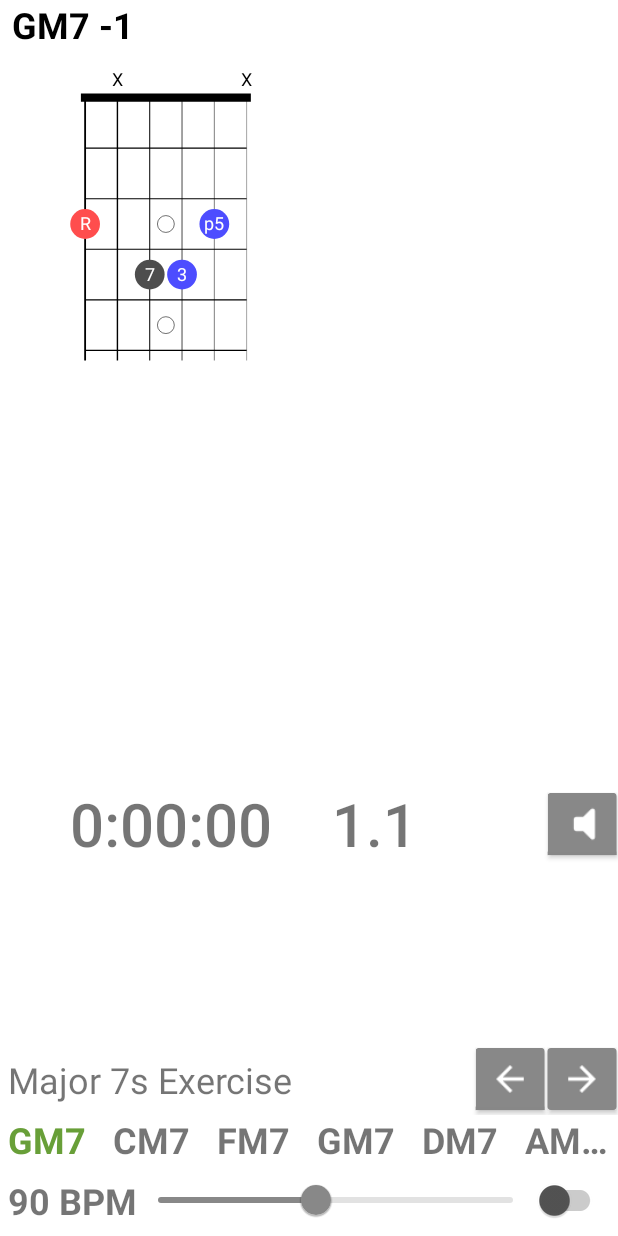
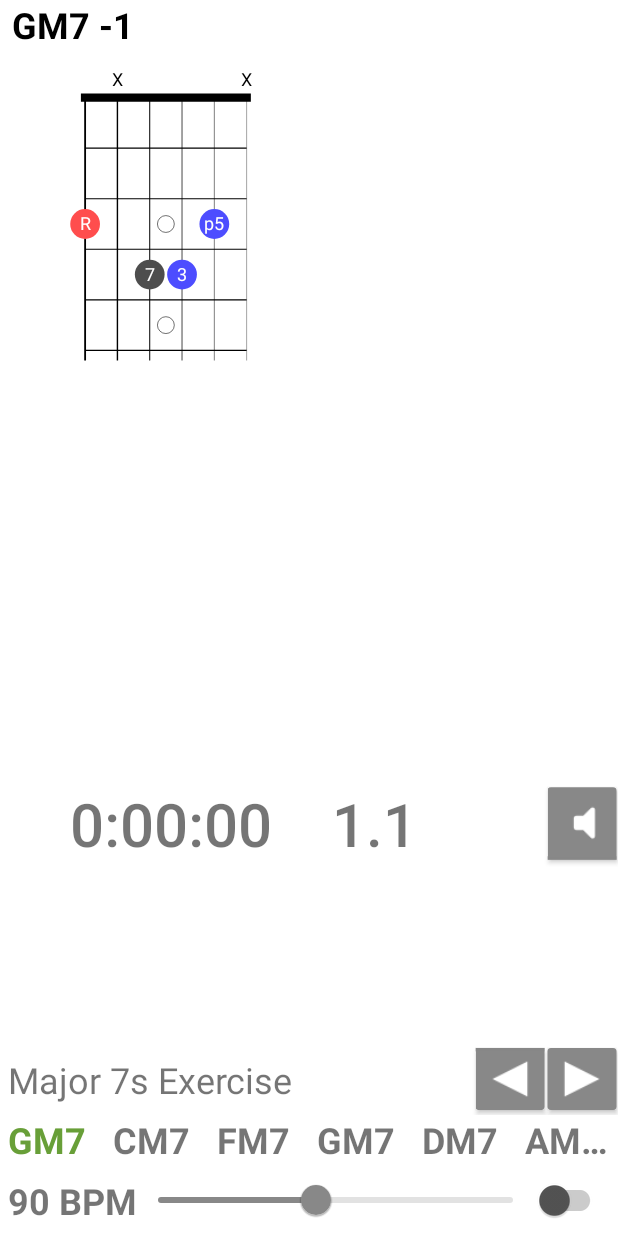
Before and after one commit to dimichelec/ChordTrainer-Android, an Android app: the screen it shows after launch (MainActivity), on a phone screen of 412 x 824 dp. Run offline under Robolectric (Android 15) with nearby library versions, the light colour scheme and no system bars.

Commit message:
crashing bug fixes

```diff
--- a/app/src/main/java/com/slappyapps/chordtrainer/ChordDiagram.kt
+++ b/app/src/main/java/com/slappyapps/chordtrainer/ChordDiagram.kt
@@ -10,9 +10,10 @@ import com.google.android.material.color.MaterialColors
 import kotlin.math.abs
 
 
-class ChordDiagram(private val context: Context, private val iView: ImageView, private val tvTitle: TextView) {
+class ChordDiagram(private val context: Context, private val iView: ImageView,
+                   private val tvTitle: TextView, chart: Int, chartIndex: Int) {
 
-    val chords = Chords()
+    val chords = Chords(chart, chartIndex)
 
     // find the scale of the diagram based on the width of the ImageView it is being drawn in
     private val scale = iView.width/330f
@@ -58,7 +59,6 @@ class ChordDiagram(private val context: Context, private val iView: ImageView, p
 
     private val Float.sp2px: Float
         get() = TypedValue.applyDimension(TypedValue.COMPLEX_UNIT_SP,this,context.resources.displayMetrics)
-
 
     fun changeColorMode() {
 
--- a/app/src/main/java/com/slappyapps/chordtrainer/Chords.kt
+++ b/app/src/main/java/com/slappyapps/chordtrainer/Chords.kt
@@ -2,7 +2,7 @@ package com.slappyapps.chordtrainer
 
 import kotlin.random.Random
 
-class Chords {
+class Chords(var chart: Int = 0, var chartIdx: Int = 0) {
 
    // the standard tuning 3 bass strings of a guitar
     private val bassTuning = arrayOf("E","A","D")
@@ -85,7 +85,7 @@ class Chords {
         )
     )
 
-    val chordProgressions = arrayOf(
+    private val chordProgressions = arrayOf(
         arrayOf("Major 7s Exercise",       "GM7-1","CM7-2","FM7-3","GM7-3","DM7-2","AM7-1"),
         arrayOf("Minor 7s Exercise",       "Gm7-1","Cm7-2","Fm7-3","Gm7-3","Dm7-2","Am7-1"),
         arrayOf("Dominant 7s Exercise",    "G7-1","C7-2","F7-3","G7-3","D7-2","A7-1"),
@@ -100,6 +100,26 @@ class Chords {
         arrayOf("Wild Horses",             "Bm","G","Am","C","D","F"),
         arrayOf("Test",                    "B11","Gm11","AM11","Em7")
     )
+
+    val chartName: String
+        get() = chordProgressions[chart][0]
+
+
+    fun prevChart() {
+        chart = if(chart == 0) chordProgressions.size-1 else chart-1
+    }
+
+    fun nextChart() {
+        chart = if(chart >= (chordProgressions.size-1)) 0 else chart+1
+    }
+
+    fun prevChord() {
+        chartIdx = if(chartIdx == 1) chordProgressions[chart].size-1 else chartIdx-1
+    }
+
+    fun nextChord() {
+        chartIdx = if(chartIdx >= (chordProgressions[chart].size-1)) 1 else chartIdx+1
+    }
 
     // given the root note and chord type, return a chord from our formulas played
     // in lowest neck position
@@ -166,9 +186,11 @@ class Chords {
             Random.nextInt(1,3))
     }
 
-    fun chartList(chart: Int, index: Int = 0): String {
+    fun chartList(offset: Int = 0): String {
         var seq = ""
         val chords = this.chordProgressions[chart]
+        val index = if(offset < 0) chartIdx + offset else offset
+
         chords.sliceArray(index+1 until chords.size).forEach { chord ->
             val i = chord.indexOf("-")
             seq += "${if(i != -1) chord.substring(0,i) else chord}   "
@@ -176,8 +198,8 @@ class Chords {
         return seq.substring(0,seq.length-3)
     }
 
-    fun chordToRTP(chart: Int, index: Int): Triple<String,String,Int> {
-        var chord = this.chordProgressions[chart][index]
+    fun chordToRTP(iChart: Int=chart, index: Int=chartIdx): Triple<String,String,Int> {
+        var chord = this.chordProgressions[iChart][index]
         var position = 0
         val i = chord.indexOf("-")
         if(i != -1) {
--- a/app/src/main/java/com/slappyapps/chordtrainer/MainActivity.kt
+++ b/app/src/main/java/com/slappyapps/chordtrainer/MainActivity.kt
@@ -22,8 +22,6 @@ class MainActivity : AppCompatActivity() {
     private lateinit var ivDiagram: ImageView
     private lateinit var cdDiagram: ChordDiagram
     private lateinit var metronome: Metronome
-    private var chart = 0
-    private var chartIdx = 0
     private var time = 0
 
     private lateinit var clockHandler: Handler
@@ -57,10 +55,14 @@ class MainActivity : AppCompatActivity() {
         }
     }
 
+
+    var tmpChart = 0
+    var tmpChartIdx = 0
+
     private companion object {
+        const val TIME_KEY = "TIME_KEY"
         const val CHART_KEY = "CHART_KEY"
         const val CHART_IDX_KEY = "CHART_IDX_KEY"
-        const val TIME_KEY = "TIME_KEY"
     }
 
     override fun onCreate(savedInstanceState: Bundle?) {
@@ -73,9 +75,9 @@ class MainActivity : AppCompatActivity() {
             findViewById(R.id.tvBeatClock), ::getNextChord)
 
         if(savedInstanceState != null) {
-            chart = savedInstanceState.getInt(CHART_KEY)
-            chartIdx = savedInstanceState.getInt(CHART_IDX_KEY)
             time = savedInstanceState.getInt(TIME_KEY)
+            tmpChart = savedInstanceState.getInt(CHART_KEY)
+            tmpChartIdx = savedInstanceState.getInt(CHART_IDX_KEY)
             metronome.restoreState(savedInstanceState)
         }
 
@@ -93,12 +95,12 @@ class MainActivity : AppCompatActivity() {
         findViewById<MaterialButton>(R.id.bMute).setOnClickListener { metronome.muteClicked() }
 
         findViewById<Button>(R.id.bChartLeft).setOnClickListener {
-            chart = if(chart == 0) cdDiagram.chords.chordProgressions.size-1 else chart -1
+            cdDiagram.chords.prevChart()
             initChart()
         }
 
         findViewById<Button>(R.id.bChartRight).setOnClickListener {
-            chart = if(chart >= (cdDiagram.chords.chordProgressions.size-1)) 0 else chart +1
+            cdDiagram.chords.nextChart()
             initChart()
         }
 
@@ -146,13 +148,13 @@ class MainActivity : AppCompatActivity() {
 
         // immediately after creation, instantiate the chord diagram object
         window.decorView.post {
-            cdDiagram = ChordDiagram(this, ivDiagram, findViewById(R.id.tvChordTitle))
+            cdDiagram = ChordDiagram(this, ivDiagram, findViewById(R.id.tvChordTitle), tmpChart, tmpChartIdx)
             if(savedInstanceState == null) {
                 cdDiagram.diagram("C", "M7", 0)
                 initChart()
             } else {
                 findViewById<SwitchCompat>(R.id.swMetronome).isChecked = false
-                findViewById<TextView>(R.id.tvChart).text = cdDiagram.chords.chordProgressions[chart][0]
+                findViewById<TextView>(R.id.tvChart).text = cdDiagram.chords.chartName
                 metronome.displayBeat()
                 displayTime()
                 getNextChord(redrawLastChord = true)
@@ -162,9 +164,9 @@ class MainActivity : AppCompatActivity() {
 
     override fun onSaveInstanceState(outState: Bundle) {
         super.onSaveInstanceState(outState)
-        outState.putInt(CHART_KEY,chart)
-        outState.putInt(CHART_IDX_KEY,chartIdx)
         outState.putInt(TIME_KEY,time)
+        outState.putInt(CHART_KEY,cdDiagram.chords.chart)
+        outState.putInt(CHART_IDX_KEY,cdDiagram.chords.chartIdx)
         metronome.saveState(outState)
         updateClock()
     }
@@ -209,8 +211,8 @@ class MainActivity : AppCompatActivity() {
 
 
     private fun initChart() {
-        findViewById<TextView>(R.id.tvChart).text = cdDiagram.chords.chordProgressions[chart][0]
-        chartIdx = 1
+        findViewById<TextView>(R.id.tvChart).text = cdDiagram.chords.chartName
+        cdDiagram.chords.chartIdx = 1
         metronome.skipChordFlag = false
         metronome.beatReset()
         metronome.displayBeat()
@@ -225,24 +227,20 @@ class MainActivity : AppCompatActivity() {
     fun getNextChord(redrawLastChord: Boolean = false) {
         val rtp: Triple<String,String,Int>
 
-        if(chart == -1)
+        if(cdDiagram.chords.chart == -1)
             rtp = cdDiagram.chords.getRandomChord()
         else {
-            if(redrawLastChord) {
-                chartIdx -= 1
-                if (chartIdx == 0) chartIdx = cdDiagram.chords.chordProgressions[chart].size-1
-            }
-            rtp = cdDiagram.chords.chordToRTP(chart,chartIdx)
-            chartIdx += 1
-            if (chartIdx >= cdDiagram.chords.chordProgressions[chart].size)
-                chartIdx = 1
+            if(redrawLastChord)
+                cdDiagram.chords.prevChord()
+            rtp = cdDiagram.chords.chordToRTP()
+            cdDiagram.chords.nextChord()
         }
 
         cdDiagram.diagram(rtp)
 
         val a = "${rtp.first}${rtp.second}"
-        var b = if (chartIdx == 1) "" else "   " + cdDiagram.chords.chartList(chart, chartIdx-1)
-        val c = cdDiagram.chords.chartList(chart)
+        var b = if (cdDiagram.chords.chartIdx == 1) "" else "   " + cdDiagram.chords.chartList(-1)
+        val c = cdDiagram.chords.chartList()
         while(b.length < 200) b += "  |  $c"
 
         // make the chord chart string with the current chord highlighted
--- a/app/src/main/java/com/slappyapps/chordtrainer/Metronome.kt
+++ b/app/src/main/java/com/slappyapps/chordtrainer/Metronome.kt
@@ -50,7 +50,7 @@ class Metronome(private var applicationContext: Context,
         enabled = false
         measure = bundle!!.getInt(MEASURE_KEY)
         beat = bundle.getInt(BEAT_KEY)
-        mute = bundle.getBoolean(MUTE_KEY) == true
+        mute = bundle.getBoolean(MUTE_KEY)
         bMute.isChecked = mute
         muteIcon()
     }
--- /dev/null
+++ b/app/src/main/res/drawable-v24/ic_arrow_24.xml
@@ -0,0 +1,13 @@
+<vector
+    xmlns:android="http://schemas.android.com/apk/res/android"
+    android:name="vector"
+    android:width="24dp"
+    android:height="24dp"
+    android:viewportWidth="24"
+    android:viewportHeight="24">
+    <path
+        android:name="path_2"
+        android:pathData="M 1.9 22.1 L 1.9 1.9 L 22.1 12"
+        android:fillColor="#000"
+        android:strokeWidth="1"/>
+</vector>
--- a/app/src/main/res/layout-land/activity_main.xml
+++ b/app/src/main/res/layout-land/activity_main.xml
@@ -143,11 +143,11 @@
                 android:layout_height="0dp"
                 android:paddingStart="12dp"
                 android:paddingEnd="12dp"
-                android:rotation="0"
+                android:rotation="180"
                 android:scaleX="1.15"
                 android:scaleY="1.15"
                 android:soundEffectsEnabled="false"
-                app:icon="?attr/actionModeCloseDrawable"
+                app:icon="@drawable/ic_arrow_24"
                 app:layout_constraintBottom_toBottomOf="parent"
                 app:layout_constraintEnd_toStartOf="@+id/bChartRight"
                 app:layout_constraintTop_toTopOf="parent"
@@ -160,11 +160,10 @@
                 android:layout_height="0dp"
                 android:paddingStart="12dp"
                 android:paddingEnd="12dp"
-                android:rotation="180"
                 android:scaleX="1.15"
                 android:scaleY="1.15"
                 android:soundEffectsEnabled="false"
-                app:icon="?attr/actionModeCloseDrawable"
+                app:icon="@drawable/ic_arrow_24"
                 app:layout_constraintBottom_toBottomOf="parent"
                 app:layout_constraintEnd_toEndOf="parent"
                 app:layout_constraintTop_toTopOf="parent"
--- a/app/src/main/res/layout/activity_main.xml
+++ b/app/src/main/res/layout/activity_main.xml
@@ -99,7 +99,7 @@
             android:id="@+id/bMute"
             style="@android:style/Widget.Material.Button.Toggle"
             android:layout_width="48dp"
-            android:layout_height="48dp"
+            android:layout_height="0dp"
             android:checkable="true"
             android:paddingStart="13dp"
             android:paddingEnd="13dp"
@@ -142,11 +142,11 @@
                 android:layout_height="0dp"
                 android:paddingStart="12dp"
                 android:paddingEnd="12dp"
-                android:rotation="0"
+                android:rotation="180"
                 android:scaleX="1.15"
                 android:scaleY="1.15"
                 android:soundEffectsEnabled="false"
-                app:icon="?attr/actionModeCloseDrawable"
+                app:icon="@drawable/ic_arrow_24"
                 app:layout_constraintBottom_toBottomOf="parent"
                 app:layout_constraintEnd_toStartOf="@+id/bChartRight"
                 app:layout_constraintTop_toTopOf="parent"
@@ -159,11 +159,10 @@
                 android:layout_height="0dp"
                 android:paddingStart="12dp"
                 android:paddingEnd="12dp"
-                android:rotation="180"
                 android:scaleX="1.15"
                 android:scaleY="1.15"
                 android:soundEffectsEnabled="false"
-                app:icon="?attr/actionModeCloseDrawable"
+                app:icon="@drawable/ic_arrow_24"
                 app:layout_constraintBottom_toBottomOf="parent"
                 app:layout_constraintEnd_toEndOf="parent"
                 app:layout_constraintTop_toTopOf="parent"
```
Also changed, not shown: app/build.gradle (+5 -5 lines).
